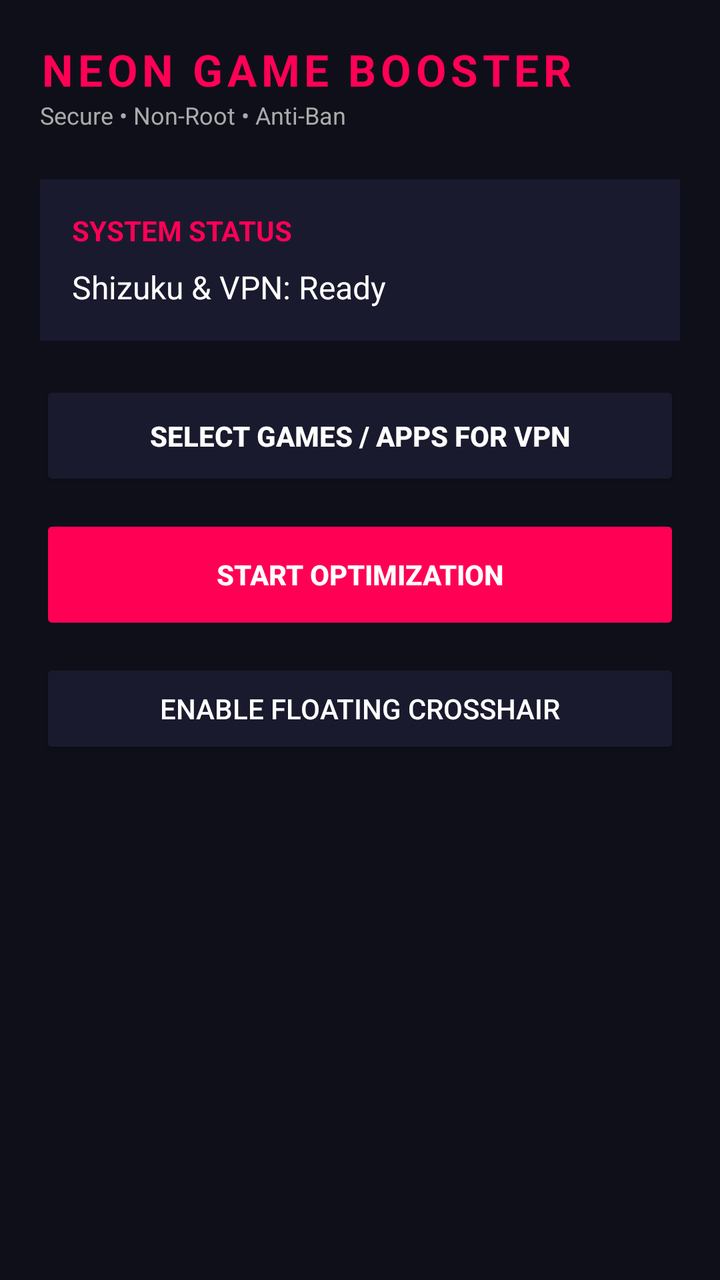
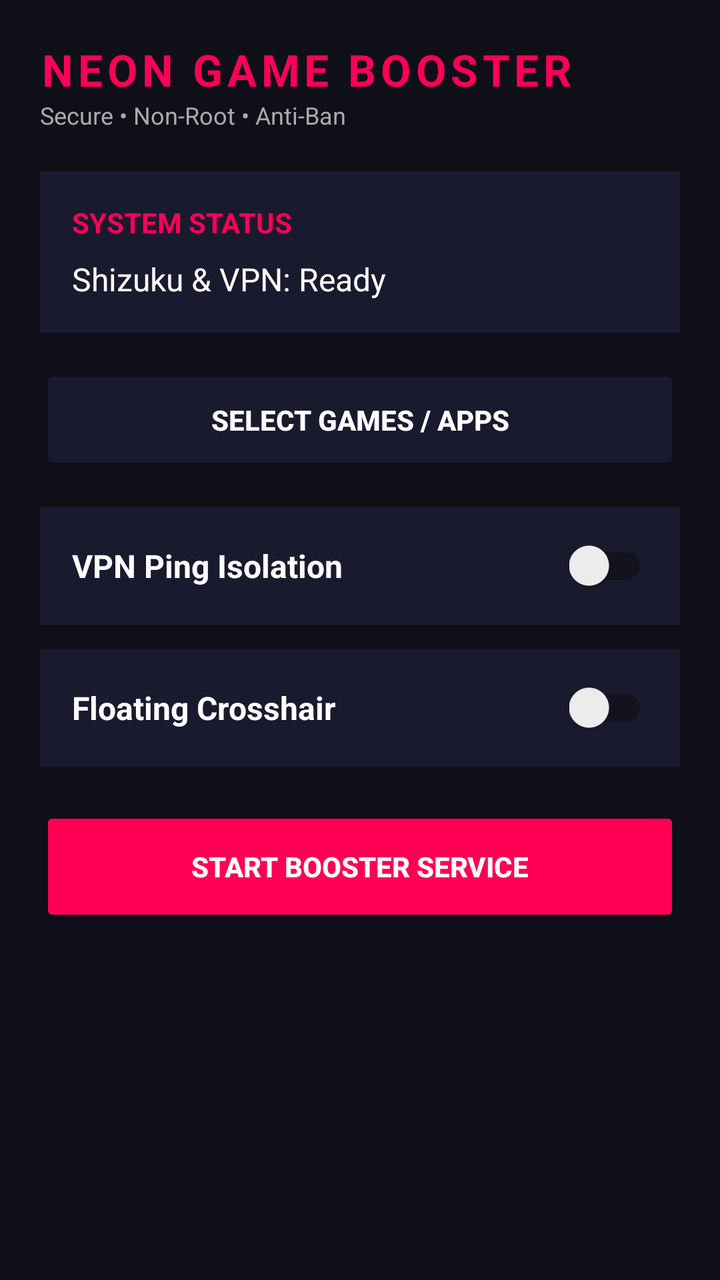

Compare the two renders of this Android layout. The source of the first and the diff that turns it into the second are given below.
<!-- AndroidManifest.xml: application theme Theme.AppCompat.DayNight.NoActionBar -->
<!-- res/layout/activity_main.xml -->
<?xml version="1.0" encoding="utf-8"?>
<LinearLayout xmlns:android="http://schemas.android.com/apk/res/android"
    android:layout_width="match_parent"
    android:layout_height="match_parent"
    android:background="@color/bg_black"
    android:orientation="vertical"
    android:padding="20dp">

    <TextView
        android:layout_width="wrap_content"
        android:layout_height="wrap_content"
        android:text="NEON GAME BOOSTER"
        android:textColor="@color/neon_red"
        android:textSize="22sp"
        android:textStyle="bold"
        android:letterSpacing="0.1" />

    <TextView
        android:layout_width="wrap_content"
        android:layout_height="wrap_content"
        android:text="Secure • Non-Root • Anti-Ban"
        android:textColor="@color/text_gray"
        android:textSize="12sp"
        android:layout_marginBottom="24dp"/>

    <LinearLayout
        android:layout_width="match_parent"
        android:layout_height="wrap_content"
        android:background="@color/card_bg"
        android:orientation="vertical"
        android:padding="16dp"
        android:layout_marginBottom="20dp">

        <TextView
            android:layout_width="wrap_content"
            android:layout_height="wrap_content"
            android:text="SYSTEM STATUS"
            android:textColor="@color/neon_red"
            android:textStyle="bold"
            android:textSize="14sp"/>

        <TextView
            android:id="@+id/tvStatus"
            android:layout_width="wrap_content"
            android:layout_height="wrap_content"
            android:text="Shizuku &amp; VPN: Ready"
            android:textColor="@color/text_white"
            android:textSize="16sp"
            android:layout_marginTop="8dp"/>
    </LinearLayout>

    <Button
        android:id="@+id/btnSelectApps"
        android:layout_width="match_parent"
        android:layout_height="55dp"
        android:text="SELECT GAMES / APPS FOR VPN"
        android:textColor="@color/text_white"
        android:backgroundTint="@color/card_bg"
        android:textStyle="bold"
        android:layout_marginBottom="12dp"/>

    <Button
        android:id="@+id/btnToggleBoost"
        android:layout_width="match_parent"
        android:layout_height="60dp"
        android:text="START OPTIMIZATION"
        android:textColor="@color/text_white"
        android:backgroundTint="@color/neon_red"
        android:textStyle="bold"
        android:layout_marginBottom="12dp"/>

    <Button
        android:id="@+id/btnCrosshairSettings"
        android:layout_width="match_parent"
        android:layout_height="50dp"
        android:text="Enable Floating Crosshair"
        android:textColor="@color/text_white"
        android:backgroundTint="@color/card_bg" />

</LinearLayout>
<!-- resources referenced by this layout -->
<resources>
  <color name="bg_black">#0F0F1A</color>
  <color name="card_bg">#1A1A2E</color>
  <color name="neon_red">#FF0055</color>
  <color name="text_gray">#AAAAAA</color>
  <color name="text_white">#FFFFFF</color>
</resources>

<!-- the commit's change to res/layout/activity_main.xml (unified diff, before → after) -->
@@ -21,7 +21,7 @@
         android:text="Secure • Non-Root • Anti-Ban"
         android:textColor="@color/text_gray"
         android:textSize="12sp"
-        android:layout_marginBottom="24dp"/>
+        android:layout_marginBottom="20dp"/>
 
     <LinearLayout
         android:layout_width="match_parent"
@@ -29,7 +29,7 @@
         android:background="@color/card_bg"
         android:orientation="vertical"
         android:padding="16dp"
-        android:layout_marginBottom="20dp">
+        android:layout_marginBottom="16dp">
 
         <TextView
             android:layout_width="wrap_content"
@@ -53,28 +53,69 @@
         android:id="@+id/btnSelectApps"
         android:layout_width="match_parent"
         android:layout_height="55dp"
-        android:text="SELECT GAMES / APPS FOR VPN"
+        android:text="SELECT GAMES / APPS"
         android:textColor="@color/text_white"
         android:backgroundTint="@color/card_bg"
         android:textStyle="bold"
-        android:layout_marginBottom="12dp"/>
+        android:layout_marginBottom="16dp"/>
+
+    
+    <LinearLayout
+        android:layout_width="match_parent"
+        android:layout_height="wrap_content"
+        android:background="@color/card_bg"
+        android:orientation="horizontal"
+        android:padding="16dp"
+        android:gravity="center_vertical"
+        android:layout_marginBottom="12dp">
+
+        <TextView
+            android:layout_width="0dp"
+            android:layout_height="wrap_content"
+            android:layout_weight="1"
+            android:text="VPN Ping Isolation"
+            android:textColor="@color/text_white"
+            android:textSize="16sp"
+            android:textStyle="bold"/>
+
+        <androidx.appcompat.widget.SwitchCompat
+            android:id="@+id/switchVpn"
+            android:layout_width="wrap_content"
+            android:layout_height="wrap_content"/>
+    </LinearLayout>
+
+    
+    <LinearLayout
+        android:layout_width="match_parent"
+        android:layout_height="wrap_content"
+        android:background="@color/card_bg"
+        android:orientation="horizontal"
+        android:padding="16dp"
+        android:gravity="center_vertical"
+        android:layout_marginBottom="20dp">
+
+        <TextView
+            android:layout_width="0dp"
+            android:layout_height="wrap_content"
+            android:layout_weight="1"
+            android:text="Floating Crosshair"
+            android:textColor="@color/text_white"
+            android:textSize="16sp"
+            android:textStyle="bold"/>
+
+        <androidx.appcompat.widget.SwitchCompat
+            android:id="@+id/switchCrosshair"
+            android:layout_width="wrap_content"
+            android:layout_height="wrap_content"/>
+    </LinearLayout>
 
     <Button
         android:id="@+id/btnToggleBoost"
         android:layout_width="match_parent"
         android:layout_height="60dp"
-        android:text="START OPTIMIZATION"
+        android:text="START BOOSTER SERVICE"
         android:textColor="@color/text_white"
         android:backgroundTint="@color/neon_red"
-        android:textStyle="bold"
-        android:layout_marginBottom="12dp"/>
-
-    <Button
-        android:id="@+id/btnCrosshairSettings"
-        android:layout_width="match_parent"
-        android:layout_height="50dp"
-        android:text="Enable Floating Crosshair"
-        android:textColor="@color/text_white"
-        android:backgroundTint="@color/card_bg" />
+        android:textStyle="bold"/>
 
 </LinearLayout>
